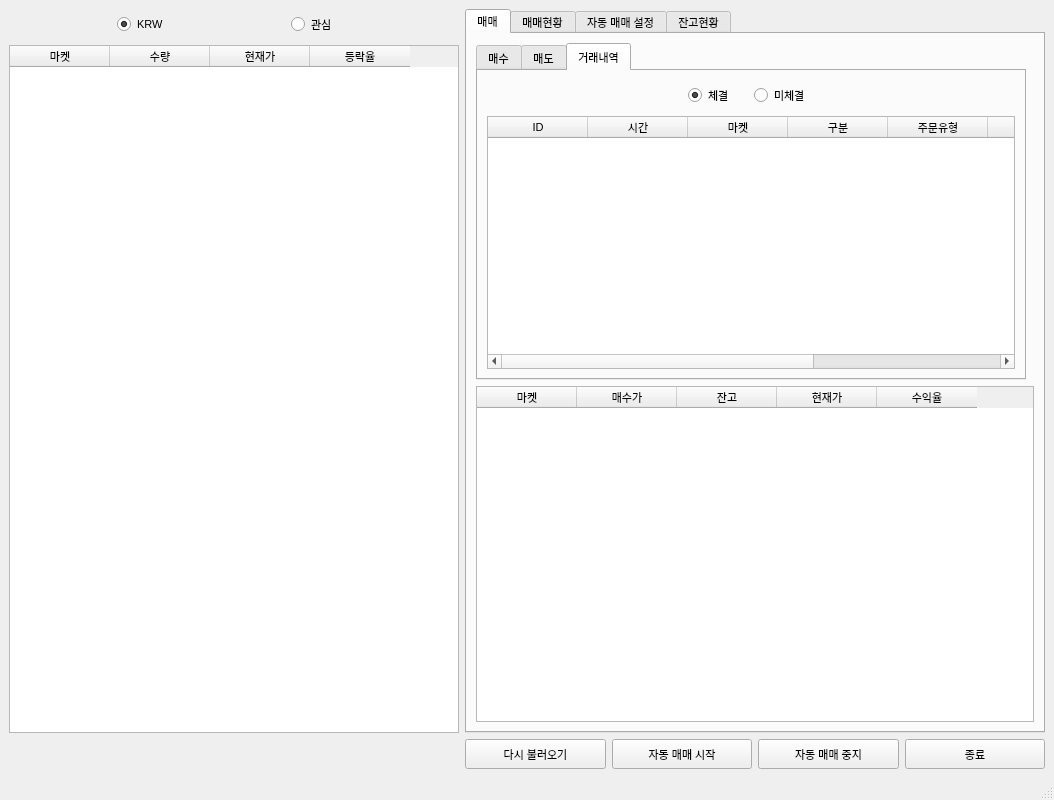
Before: the Qt Designer form main1.ui in changhee-won/AiCoinsTrade, drawn with Qt 5.
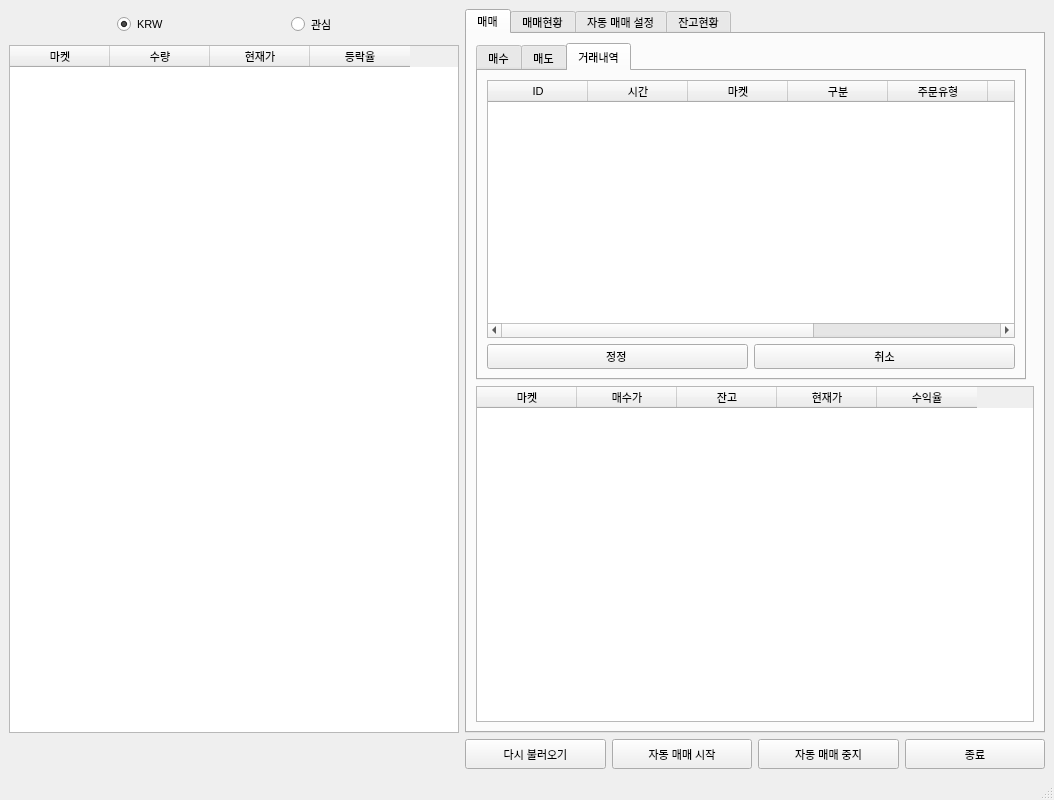
After: the same form once the commit is applied. The open tabs and pages were chosen to show the change.

```diff
--- a/main1.ui
+++ b/main1.ui
@@ -12,7 +12,7 @@
   </property>
   <property name="minimumSize">
    <size>
-    <width>850</width>
+    <width>1054</width>
     <height>800</height>
    </size>
   </property>
@@ -1121,77 +1121,6 @@
               <string>거래내역</string>
              </attribute>
              <layout class="QVBoxLayout" name="verticalLayout_4">
-              <item>
-               <layout class="QHBoxLayout" name="horizontalLayout_23">
-                <item>
-                 <spacer name="horizontalSpacer_13">
-                  <property name="orientation">
-                   <enum>Qt::Horizontal</enum>
-                  </property>
-                  <property name="sizeHint" stdset="0">
-                   <size>
-                    <width>40</width>
-                    <height>20</height>
-                   </size>
-                  </property>
-                 </spacer>
-                </item>
-                <item>
-                 <widget class="QRadioButton" name="radioButton_trade">
-                  <property name="minimumSize">
-                   <size>
-                    <width>60</width>
-                    <height>30</height>
-                   </size>
-                  </property>
-                  <property name="maximumSize">
-                   <size>
-                    <width>60</width>
-                    <height>30</height>
-                   </size>
-                  </property>
-                  <property name="text">
-                   <string>체결</string>
-                  </property>
-                  <property name="checked">
-                   <bool>true</bool>
-                  </property>
-                 </widget>
-                </item>
-                <item>
-                 <widget class="QRadioButton" name="radioButton_notrade">
-                  <property name="minimumSize">
-                   <size>
-                    <width>60</width>
-                    <height>30</height>
-                   </size>
-                  </property>
-                  <property name="maximumSize">
-                   <size>
-                    <width>60</width>
-                    <height>30</height>
-                   </size>
-                  </property>
-                  <property name="text">
-                   <string>미체결</string>
-                  </property>
-                 </widget>
-                </item>
-                <item>
-                 <spacer name="horizontalSpacer_14">
-                  <property name="orientation">
-                   <enum>Qt::Horizontal</enum>
-                  </property>
-                  <property name="sizeHint" stdset="0">
-                   <size>
-                    <width>40</width>
-                    <height>20</height>
-                   </size>
-                  </property>
-                 </spacer>
-                </item>
-               </layout>
-              </item>
               <item>
                <widget class="QTableWidget" name="tableWidget_tradelist">
                 <property name="minimumSize">
@@ -1257,6 +1186,24 @@
                 </column>
                </widget>
               </item>
+              <item>
+               <layout class="QHBoxLayout" name="horizontalLayout_23">
+                <item>
+                 <widget class="QPushButton" name="pushButton_update">
+                  <property name="text">
+                   <string>정정 </string>
+                  </property>
+                 </widget>
+                </item>
+                <item>
+                 <widget class="QPushButton" name="pushButton_cancel">
+                  <property name="text">
+                   <string>취소</string>
+                  </property>
+                 </widget>
+                </item>
+               </layout>
+              </item>
              </layout>
             </widget>
            </widget>
```
Left out of the diff: 74 changed lines with no effect on the pictures.
